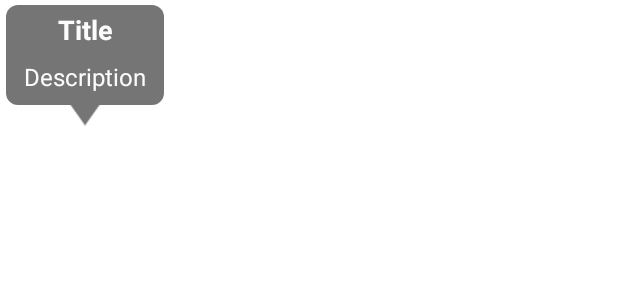
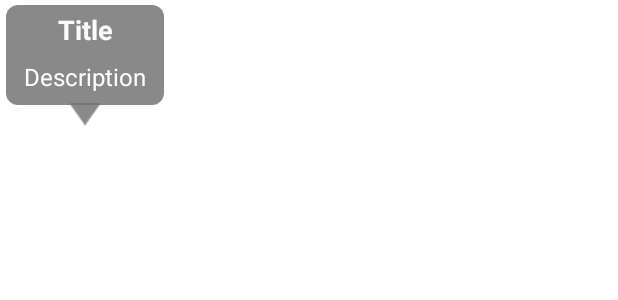
Before and after one commit to micheledallerive/COVID-Italia, an Android app: the layout map_flyout.xml on its own in the app's theme, with its tools: preview values and no code run, on a phone screen of 412 x 824 dp. Shown: the top 300 px of the screen. Run offline under Robolectric (Android 15) with nearby library versions, the phone set to English and light mode, and no system bars; Roboto replaces fonts that are not available here.

Commit message:
Added transparency to Map Flyout.

```diff
--- a/app/src/main/res/drawable/square.xml
+++ b/app/src/main/res/drawable/square.xml
@@ -1,7 +1,7 @@
 <shape xmlns:android="http://schemas.android.com/apk/res/android"
     android:shape="rectangle">
 
-    <solid android:color="#757575" />
+    <solid android:color="#D9757575" />
 
     <corners android:radius="8dp" />
 
--- a/app/src/main/res/layout/map_flyout.xml
+++ b/app/src/main/res/layout/map_flyout.xml
@@ -13,6 +13,7 @@
         android:background="@drawable/marker_pointer"
         android:backgroundTint="#757575"
         android:translationY="-1.5dp"
+        android:alpha=".85"
         app:layout_constraintEnd_toEndOf="parent"
         app:layout_constraintStart_toStartOf="parent"
         app:layout_constraintTop_toBottomOf="@id/marker_content_container"
```
